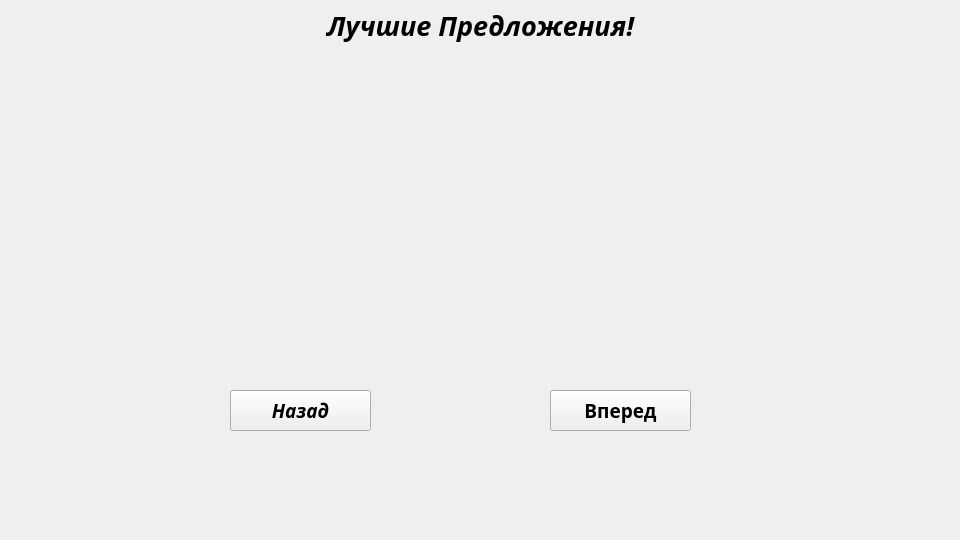
First picture: the form in katalog.ui, repository x00421/Course-work-on-Visual-programming-., before the edit.
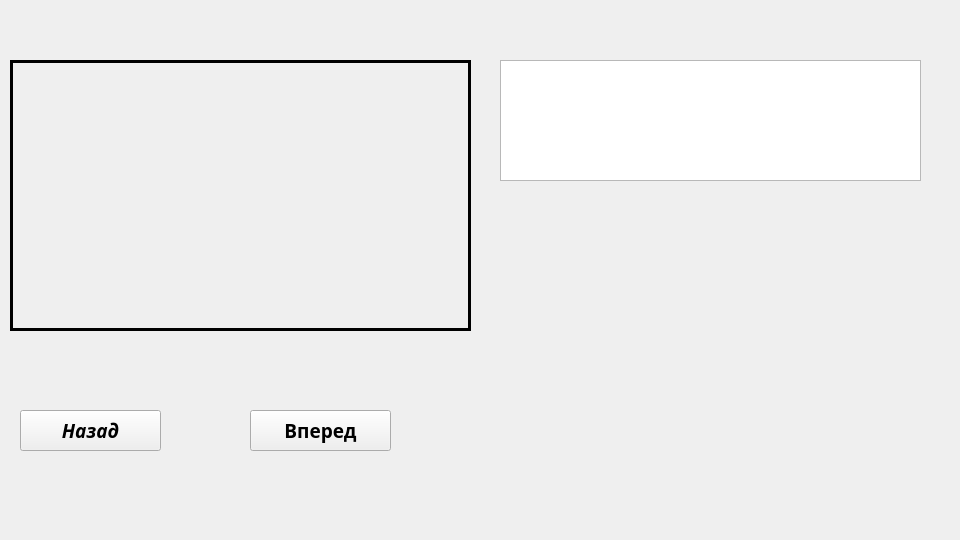
Second picture: the form after the edit.

```diff
--- a/katalog.ui
+++ b/katalog.ui
@@ -16,40 +16,24 @@
   <property name="windowTitle">
    <string>chernokolpakov</string>
   </property>
-  <widget class="QLabel" name="label">
-   <property name="geometry">
-    <rect>
-     <x>0</x>
-     <y>0</y>
-     <width>961</width>
-     <height>51</height>
-    </rect>
-   </property>
-   <property name="font">
-    <font>
-     <family>Segoe UI Black</family>
-     <pointsize>20</pointsize>
-     <weight>75</weight>
-     <italic>true</italic>
-     <bold>true</bold>
-    </font>
-   </property>
-   <property name="text">
-    <string>Лучшие Предложения!</string>
-   </property>
-   <property name="alignment">
-    <set>Qt::AlignCenter</set>
-   </property>
-  </widget>
   <widget class="QLabel" name="Image">
    <property name="geometry">
     <rect>
-     <x>230</x>
+     <x>10</x>
      <y>60</y>
      <width>461</width>
      <height>271</height>
     </rect>
    </property>
+   <property name="autoFillBackground">
+    <bool>false</bool>
+   </property>
+   <property name="styleSheet">
+    <string notr="true">
+
+border: 3px solid black;
+backgroun-image:cover;</string>
+   </property>
    <property name="text">
     <string/>
    </property>
@@ -57,8 +41,8 @@
   <widget class="QPushButton" name="NextButton">
    <property name="geometry">
     <rect>
-     <x>230</x>
-     <y>390</y>
+     <x>20</x>
+     <y>410</y>
      <width>141</width>
      <height>41</height>
     </rect>
@@ -79,8 +63,8 @@
   <widget class="QPushButton" name="PrevButton">
    <property name="geometry">
     <rect>
-     <x>550</x>
-     <y>390</y>
+     <x>250</x>
+     <y>410</y>
      <width>141</width>
      <height>41</height>
     </rect>
@@ -97,6 +81,47 @@
     <string>Вперед</string>
    </property>
   </widget>
+  <widget class="QLabel" name="label_2">
+   <property name="geometry">
+    <rect>
+     <x>500</x>
+     <y>230</y>
+     <width>421</width>
+     <height>41</height>
+    </rect>
+   </property>
+   <property name="font">
+    <font>
+     <family>Segoe UI Black</family>
+     <pointsize>12</pointsize>
+     <weight>75</weight>
+     <italic>false</italic>
+     <bold>true</bold>
+    </font>
+   </property>
+   <property name="text">
+    <string/>
+   </property>
+  </widget>
+  <widget class="QTextBrowser" name="textBrowser">
+   <property name="geometry">
+    <rect>
+     <x>500</x>
+     <y>60</y>
+     <width>421</width>
+     <height>121</height>
+    </rect>
+   </property>
+   <property name="font">
+    <font>
+     <family>Segoe UI Black</family>
+     <pointsize>14</pointsize>
+     <weight>75</weight>
+     <italic>true</italic>
+     <bold>true</bold>
+    </font>
+   </property>
+  </widget>
  </widget>
  <resources/>
  <connections/>
```
